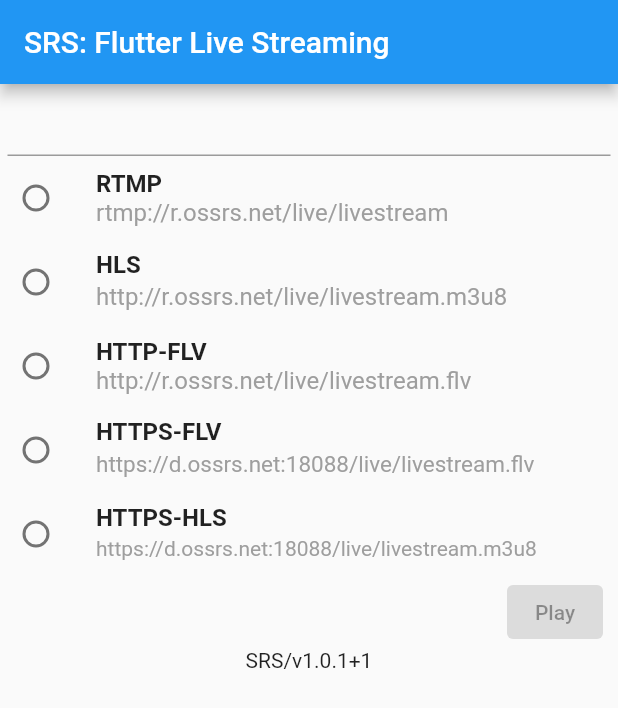
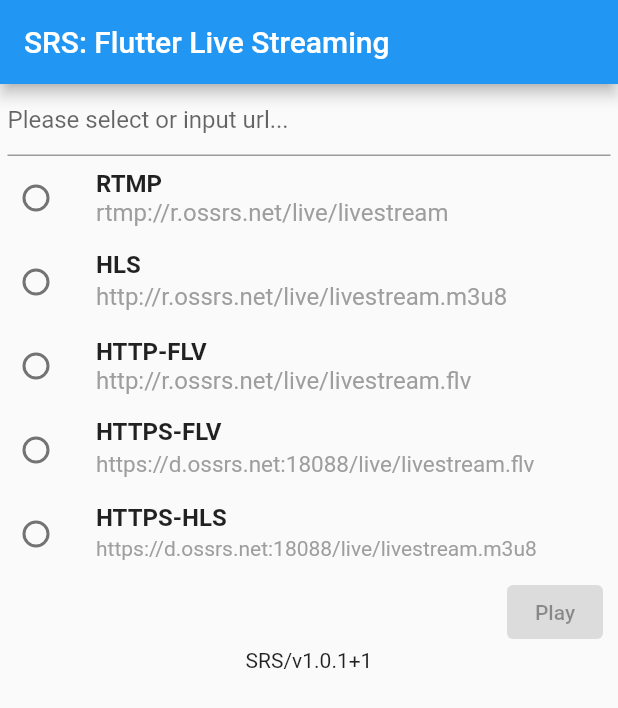
Before and after one commit to topdev0207/flutter_live, a Flutter app: the screen it shows after launch, on a phone screen of 412 x 824 dp. Shown: the top 708 px of the screen. Run offline on Flutter 3.47's test engine with Material 2 defaults, Android fonts, the phone set to English and light mode, and no system bars; our stand-ins replace package_info; missing offline and left inert: fijkplayer; statements that could not run were skipped.

Commit message:
Use hintText for TextField.

```diff
--- a/example/lib/main.dart
+++ b/example/lib/main.dart
@@ -95,7 +95,10 @@
   @override
   Widget build(BuildContext context) {
     return Container(
-      child: TextField(controller: _controller, autofocus: false),
+      child: TextField(
+        controller: _controller, autofocus: false,
+        decoration: InputDecoration(hintText: 'Please select or input url...')
+      ),
       padding: EdgeInsets.fromLTRB(5, 0, 5, 0),
     );
   }
```
Also changed, not shown: lib/flutter_live.dart (+8 -7 lines), 1 other file.
